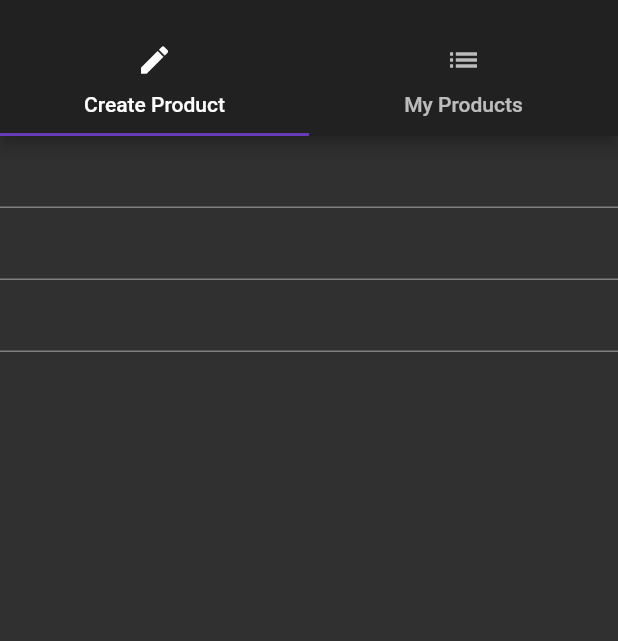
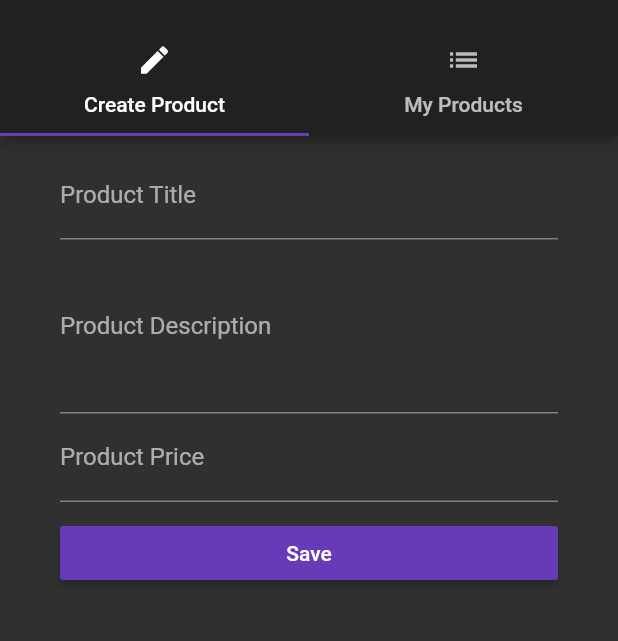
Before and after one commit to LogicRepo/easy_list, a Flutter app: the ProductsAdminPage screen opened by its route, on a phone screen of 412 x 824 dp, the part 59-700 px from its top. Run offline on Flutter 3.47's test engine with Material 2 defaults, Android fonts, the phone set to English and light mode, and no system bars.

Commit message:
bug fixes

```diff
--- a/lib/pages/product.dart
+++ b/lib/pages/product.dart
@@ -8,13 +8,13 @@ class ProductPage extends StatelessWidget {
 
   ProductPage(this.title, this.imageUrl);
 
-  _showWarningDialog(BuildContext context){
+  _showWarningDialog(BuildContext context) {
     showDialog(
         context: context,
         builder: (BuildContext context) {
           return AlertDialog(
-            title: Text('Are you Sure ?'),
-            content: Text('This action can not be undone!'),
+            title: Text('Are you sure?'),
+            content: Text('This action cannot be undone!'),
             actions: <Widget>[
               FlatButton(
                 child: Text('DISCARD'),
--- a/lib/pages/product_create.dart
+++ b/lib/pages/product_create.dart
@@ -1,44 +1,73 @@
 import 'package:flutter/material.dart';
 
 class ProductCreatePage extends StatefulWidget {
+  final Function addProduct;
+
+  ProductCreatePage(this.addProduct);
+
   @override
   State<StatefulWidget> createState() {
-    return _ProductCreatePage();
+    return _ProductCreatePageState();
   }
 }
 
-class _ProductCreatePage extends State<ProductCreatePage> {
-  String titleValue;
-  String descriptionValue;
-  double priceValue;
+class _ProductCreatePageState extends State<ProductCreatePage> {
+  String _titleValue;
+  String _descriptionValue;
+  double _priceValue;
 
   @override
   Widget build(BuildContext context) {
-    return Column(
+    return Container(
+      margin: EdgeInsets.fromLTRB(40, 10, 40, 10),
+      child: ListView(
         children: <Widget>[
           TextField(
+            decoration: InputDecoration(labelText: 'Product Title'),
             onChanged: (String value) {
               setState(() {
-              titleValue = value;
+                _titleValue = value;
               });
             },
           ),
           TextField(
+            maxLines: 4,
+            decoration: InputDecoration(labelText: 'Product Description'),
             onChanged: (String value) {
               setState(() {
-              descriptionValue = value;
+                _descriptionValue = value;
               });
             },
           ),
           TextField(
             keyboardType: TextInputType.number,
+            decoration: InputDecoration(labelText: 'Product Price'),
             onChanged: (String value) {
               setState(() {
-              priceValue = double.parse(value);
+                _priceValue = double.parse(value);
               });
             },
           ),
+          SizedBox(
+            height: 10.0,
+          ),
+          RaisedButton(
+            child: Text('Save'),
+            color: Theme.of(context).accentColor,
+            textColor: Colors.white,
+            onPressed: () {
+              final Map<String, dynamic> product = {
+                'title': _titleValue,
+                'description': _descriptionValue,
+                'price': _priceValue,
+                'image': 'assets/food.jpg'
+              };
+              widget.addProduct(product);
+              Navigator.pushReplacementNamed(context, '/products');
+            },
+          )
         ],
+      ),
     );
   }
 }
--- a/lib/pages/products_admin.dart
+++ b/lib/pages/products_admin.dart
@@ -1,10 +1,14 @@
 import 'package:flutter/material.dart';
 
-import './products.dart';
 import './product_create.dart';
 import './product_list.dart';
 
 class ProductsAdminPage extends StatelessWidget {
+  final Function addProduct;
+  final Function deleteProduct;
+
+  ProductsAdminPage(this.addProduct, this.deleteProduct);
+
   @override
   Widget build(BuildContext context) {
     return DefaultTabController(
@@ -20,7 +24,7 @@ class ProductsAdminPage extends StatelessWidget {
               ListTile(
                 title: Text('All Products'),
                 onTap: () {
-                  Navigator.pushReplacementNamed(context, '/admin');
+                  Navigator.pushReplacementNamed(context, '/products');
                 },
               )
             ],
@@ -42,7 +46,7 @@ class ProductsAdminPage extends StatelessWidget {
           ),
         ),
         body: TabBarView(
-          children: <Widget>[ProductCreatePage(), ProductListPage()],
+          children: <Widget>[ProductCreatePage(addProduct), ProductListPage()],
         ),
       ),
     );
```
Also changed, not shown: lib/main.dart (+7 -7 lines), lib/pages/auth.dart (+56 -8 lines), lib/pages/products.dart (+3 -5 lines), lib/product_control.dart (deleted, +0 -18 lines), lib/product_manager.dart (+3 -12 lines), lib/products.dart (+4 -11 lines). Lines whose indentation alone changed are shown as unchanged.
